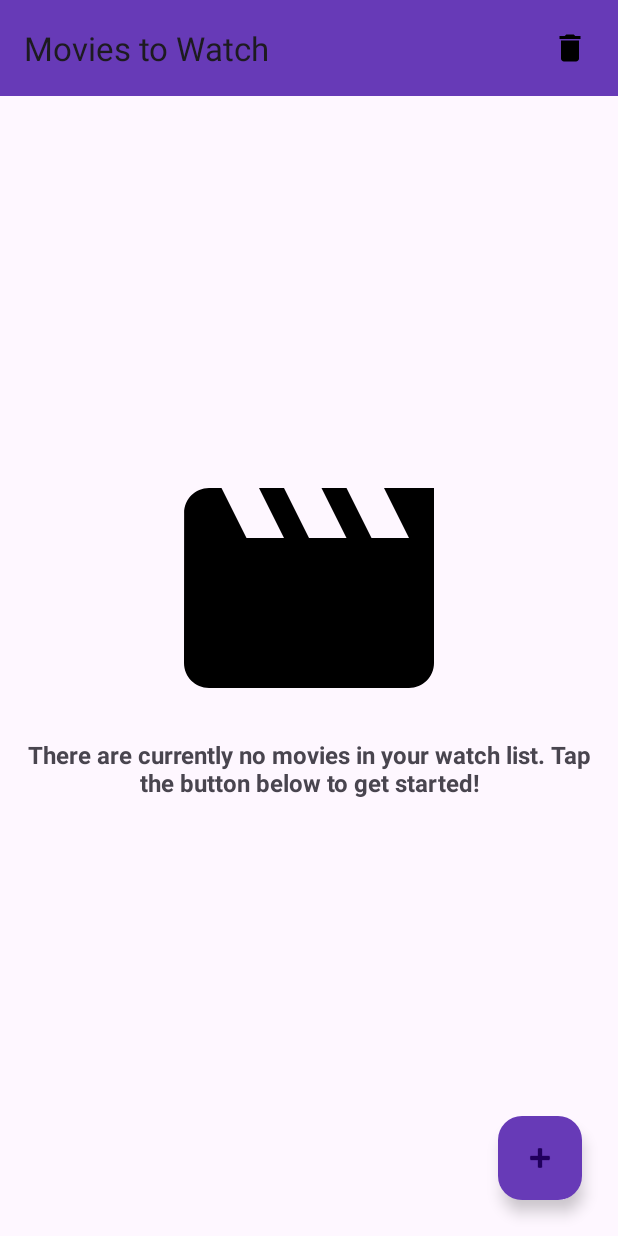
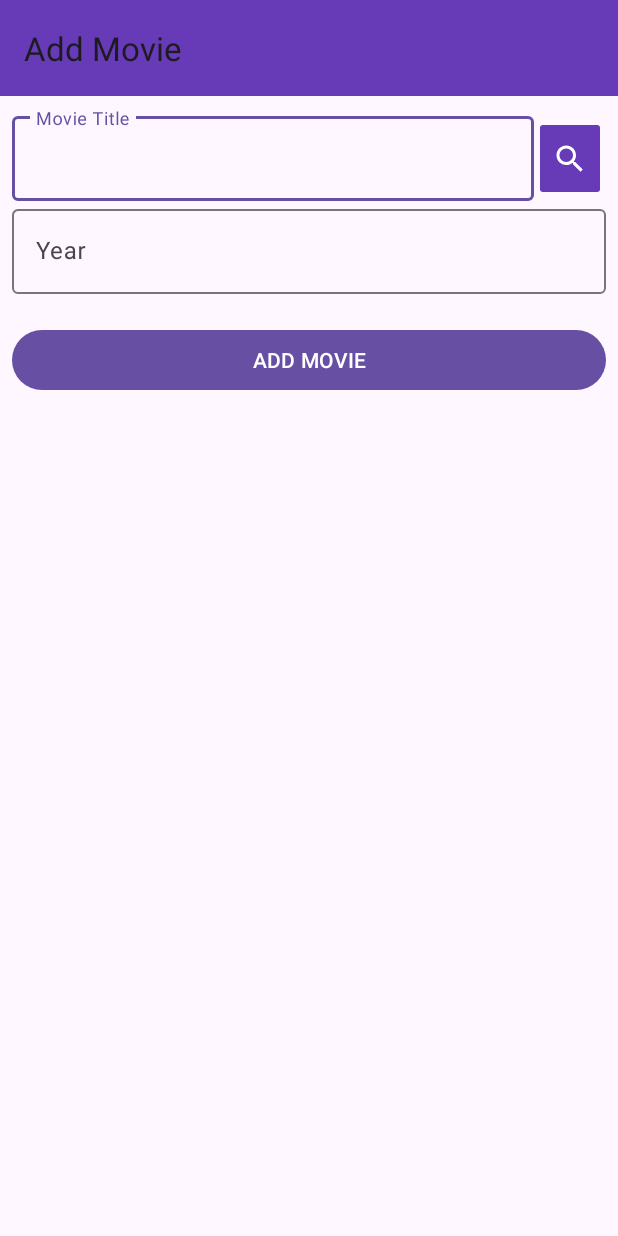
Before and after one commit to ASrdkn/lbWatch, an Android app: the screen it shows after launch (MainActivity before the commit, AddActivity after it), after a tap on "AddMovie", on a phone screen of 412 x 824 dp. Run offline under Robolectric (Android 15) with nearby library versions, the phone set to English and light mode, and no system bars; our stand-ins replace Room's generated code.

Commit message:
AddActivity

```diff
--- a/app/src/main/AndroidManifest.xml
+++ b/app/src/main/AndroidManifest.xml
@@ -13,6 +13,9 @@
         android:theme="@style/Theme.LbWatch"
         tools:targetApi="31">
         <activity
+            android:name=".AddActivity"
+            android:exported="false" />
+        <activity
             android:name=".MainActivity"
             android:exported="true">
             <intent-filter>
--- /dev/null
+++ b/app/src/main/java/com/example/lbwatch/AddActivity.kt
@@ -0,0 +1,44 @@
+package com.example.lbwatch
+
+import androidx.appcompat.app.AppCompatActivity
+import android.os.Bundle
+import android.widget.Button
+import android.widget.EditText
+import android.widget.ImageButton
+import android.widget.ImageView
+import androidx.activity.enableEdgeToEdge
+import androidx.core.view.ViewCompat
+import androidx.core.view.WindowInsetsCompat
+import com.example.lbwatch.model.MovieDB
+
+class AddActivity : AppCompatActivity() {
+    lateinit var titleEditText: EditText
+    lateinit var releaseDateEditText: EditText
+    lateinit var movieImageView: ImageView
+
+    override fun onCreate(savedInstanceState: Bundle?) {
+        super.onCreate(savedInstanceState)
+        setContentView(R.layout.activity_add)
+
+        // Включаем режим отображения контента от края до края
+        enableEdgeToEdge()
+
+        // Устанавливаем слушатель для встраивания системы в интерфейс
+        ViewCompat.setOnApplyWindowInsetsListener(findViewById(R.id.main)) { v, insets ->
+            val systemBars = insets.getInsets(WindowInsetsCompat.Type.systemBars())
+            v.setPadding(systemBars.left, systemBars.top, systemBars.right, systemBars.bottom)
+            insets
+        }
+
+        // Получаем доступ к базе данных
+        val dataBase = MovieDB.getDb(this)
+
+        // Инициализация элементов UI
+        titleEditText = findViewById(R.id.movie_title)
+        val searchBtn = findViewById<ImageButton>(R.id.search_btn)
+        val addBtn = findViewById<Button>(R.id.add_movie)
+        releaseDateEditText = findViewById(R.id.movie_release_date)
+        movieImageView = findViewById(R.id.movie_imageview)
+
+    }
+}
--- a/app/src/main/java/com/example/lbwatch/MainActivity.kt
+++ b/app/src/main/java/com/example/lbwatch/MainActivity.kt
@@ -35,7 +35,7 @@ class MainActivity : AppCompatActivity() {
 
         val addBtn = findViewById<FloatingActionButton>(R.id.fab)
         addBtn.setOnClickListener {
-            //val intent = Intent(this@MainActivity, AddActivity::class.java)
+            val intent = Intent(this@MainActivity, AddActivity::class.java)
             startActivityForResult(intent, ADD_VIEW_ACTIVITY_REQUEST_CODE)
         }
 
--- a/app/src/main/res/layout/activity_add.xml
+++ b/app/src/main/res/layout/activity_add.xml
@@ -70,7 +70,7 @@
                 android:id="@+id/movie_release_date"
                 android:layout_width="match_parent"
                 android:layout_height="wrap_content"
-                android:hint="hint" />
+                android:hint="Year" />
         </com.google.android.material.textfield.TextInputLayout>
 
         <ImageView
```
